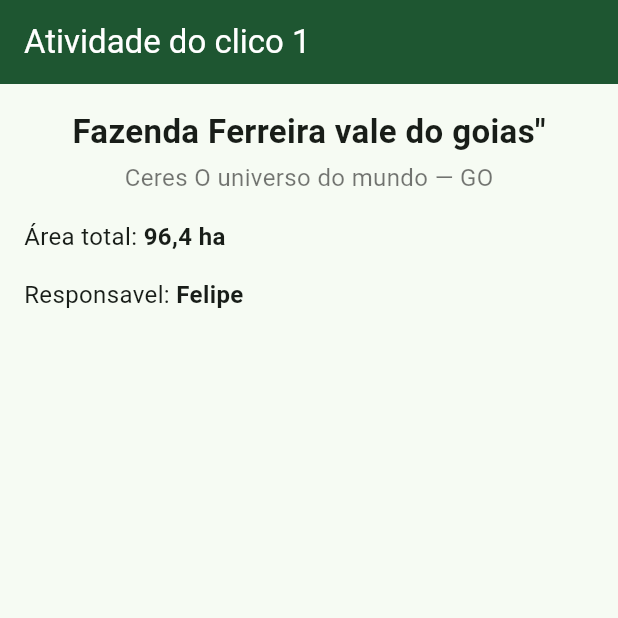
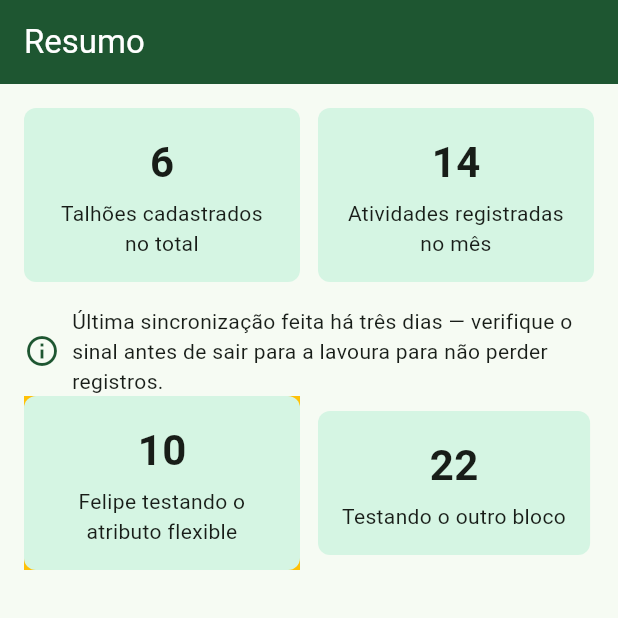
Before and after one commit to FelGomes/EstudosDispositivosMoveis, a Flutter app: the screen it shows after launch, on a phone screen of 412 x 824 dp, the top half of it. Run offline on Flutter 3.47's test engine with Material 3 defaults, Android fonts, the phone set to English and light mode, and no system bars.

Commit message:
Fazendo o ciclo2

```diff
--- a/prog-moveis-2026-2/aula-03-widgets-layout/exercicios/ciclo2_overflow.dart
+++ b/prog-moveis-2026-2/aula-03-widgets-layout/exercicios/ciclo2_overflow.dart
@@ -38,7 +38,10 @@ class TelaResumo extends StatelessWidget {
   const TelaResumo({super.key});
 
   @override
+  // aqui vai criar a construção
   Widget build(BuildContext context) {
+
+    // Vai rodar a aplicação
     return Scaffold(
       appBar: AppBar(
         title: const Text('Resumo'),
@@ -49,16 +52,26 @@ class TelaResumo extends StatelessWidget {
         padding: const EdgeInsets.all(16),
         child: Column(
           children: [
-            // ===================================================== BUG 1
+            // ======================
+            // =============================== BUG 1
             // Esta Row tenta colocar dois cards largos lado a lado, mas
             // eles somados passam da largura da tela -> overflow amarelo.
             // CONSERTE: envolva CADA card em um Expanded, para que dividam
             // o espaço disponível em vez de exigir a largura cheia.
             Row(
               children: [
-                _CardNumero(titulo: 'Talhões cadastrados no total', valor: '6'),
+                Explaned(
+                  child: _CardNumero(titulo: 'Talhões cadastrados no total', valor: '6'),
+
+
+                ),
                 SizedBox(width: 12),
-                _CardNumero(titulo: 'Atividades registradas no mês', valor: '14'),
+
+                Explaned(
+                 child: _CardNumero(titulo: 'Atividades registradas no mês', valor: '14'),
+
+                )
+
               ],
             ),
 
--- a/prog-moveis-2026-2/aula-03-widgets-layout/projeto-inicial/lib/main.dart
+++ b/prog-moveis-2026-2/aula-03-widgets-layout/projeto-inicial/lib/main.dart
@@ -38,52 +38,88 @@ class TelaResumo extends StatelessWidget {
   const TelaResumo({super.key});
 
   @override
+  // aqui vai criar a construção
   Widget build(BuildContext context) {
+    // Vai rodar a aplicação
     return Scaffold(
       appBar: AppBar(
-        title: const Text('Atividade do clico 1'),
+        title: const Text('Resumo'),
         backgroundColor: const Color(0xFF1E5631),
         foregroundColor: Colors.white,
       ),
-      // Container: uma caixa que dá cor, margem, borda e tamanho ao filho.
-      body: Container(
-        // Padding interno: afasta o conteúdo das bordas da caixa.
+      body: Padding(
         padding: const EdgeInsets.all(16),
-        // Column: empilha os filhos na vertical, de cima para baixo.
         child: Column(
-          // Alinha os filhos à esquerda (início da horizontal). Segue o padrao do html
-          // Controla o posicionamento do texto
-          crossAxisAlignment: CrossAxisAlignment.center,
-          children: const [
-            Text(
-              'Fazenda Ferreira vale do goias"',
-              style: TextStyle(fontSize: 22, fontWeight: FontWeight.bold),
-            ),
-            // SizedBox: um espaço vazio de tamanho fixo. Aqui, respiro vertical.
-            SizedBox(height: 4),
+          children: [
+            // ======================
+            // =============================== BUG 1
+            // Esta Row tenta colocar dois cards largos lado a lado, mas
+            // eles somados passam da largura da tela -> overflow amarelo.
+            // CONSERTE: envolva CADA card em um Expanded, para que dividam
+            // o espaço disponível em vez de exigir a largura cheia.
 
-            Text(
-              'Ceres O universo do mundo — GO',
-              style: TextStyle(fontSize: 16, color: Colors.black54),
-            ),
-            SizedBox(height: 16),
-            // Row: distribui os filhos na horizontal, lado a lado.
+            // Exercicio1
             Row(
               children: [
-                Text('Área total: ', style: TextStyle(fontSize: 16)),
-                Text(
-                  '96,4 ha',
-                  style: TextStyle(fontSize: 16, fontWeight: FontWeight.bold),
+                Expanded(
+                  child: _CardNumero(
+                    titulo: 'Talhões cadastrados no total',
+                    valor: '6',
+                  ),
+                ),
+
+                const SizedBox(width: 12),
+
+                Expanded(
+                  child: _CardNumero(
+                    titulo: 'Atividades registradas no mês',
+                    valor: '14',
+                  ),
                 ),
               ],
             ),
-            SizedBox(height: 16),
+
+            const SizedBox(height: 16),
+
+            // ===================================================== BUG 2
+            // Este texto é muito longo e, dentro de uma Row, tenta ocupar
+            // uma largura infinita -> overflow.
+            // CONSERTE: envolva o Text em um Expanded para que ele quebre
+            // a linha dentro do espaço que sobra.
+            // Exercicio 2
+            Row(
+              children: const [
+                Icon(Icons.info_outline, color: Color(0xFF1E5631)),
+                SizedBox(width: 8),
+                Expanded(
+                  child: Text(
+                    'Última sincronização feita há três dias — verifique o sinal '
+                    'antes de sair para a lavoura para não perder registros.',
+                  ),
+                ),
+              ],
+            ),
+
             Row(
               children: [
-                Text('Responsavel: ', style: TextStyle(fontSize: 16)),
-                Text(
-                  'Felipe',
-                  style: TextStyle(fontSize: 16, fontWeight: FontWeight.bold),
+                Flexible(
+                  flex: 10,
+                  child: Container(
+                    color: Colors.amber,
+                    child: _CardNumero(
+                      titulo: "Felipe testando o atributo flexible",
+                      valor: '10',
+                    ),
+                  ),
+                ),
+                const SizedBox(width: 12),
+
+                Flexible(
+                  flex: 10,
+                  child: _CardNumero(
+                    titulo: "Testando o outro bloco",
+                    valor: '22',
+                  ),
                 ),
               ],
             ),
@@ -92,6 +128,94 @@ class TelaResumo extends StatelessWidget {
       ),
     );
   }
+}
+
+class _CardNumero extends StatelessWidget {
+  final String titulo;
+  final String valor;
+  const _CardNumero({required this.titulo, required this.valor});
+
+  @override
+  Widget build(BuildContext context) {
+    return Container(
+      padding: const EdgeInsets.all(16),
+      decoration: BoxDecoration(
+        color: const Color(0xFFD5F5E3),
+        borderRadius: BorderRadius.circular(8),
+      ),
+      child: Column(
+        children: [
+          Text(
+            valor,
+            style: const TextStyle(fontSize: 28, fontWeight: FontWeight.bold),
+          ),
+          const SizedBox(height: 4),
+          Text(titulo, textAlign: TextAlign.center),
+        ],
+      ),
+    );
+  }
+}
+
+// Ciclo 1
+// class TelaResumo extends StatelessWidget {
+//   const TelaResumo({super.key});
+
+//   @override
+//   Widget build(BuildContext context) {
+//     return Scaffold(
+//       appBar: AppBar(
+//         title: const Text('Atividade do clico 1'),
+//         backgroundColor: const Color(0xFF1E5631),
+//         foregroundColor: Colors.white,
+//       ),
+//       // Container: uma caixa que dá cor, margem, borda e tamanho ao filho.
+//       body: Container(
+//         // Padding interno: afasta o conteúdo das bordas da caixa.
+//         padding: const EdgeInsets.all(16),
+//         // Column: empilha os filhos na vertical, de cima para baixo.
+//         child: Column(
+//           // Alinha os filhos à esquerda (início da horizontal). Segue o padrao do html
+//           // Controla o posicionamento do texto
+//           crossAxisAlignment: CrossAxisAlignment.center,
+//           children: const [
+//             Text(
+//               'Fazenda Ferreira vale do goias"',
+//               style: TextStyle(fontSize: 22, fontWeight: FontWeight.bold),
+//             ),
+//             // SizedBox: um espaço vazio de tamanho fixo. Aqui, respiro vertical.
+//             SizedBox(height: 4),
+
+//             Text(
+//               'Ceres O universo do mundo — GO',
+//               style: TextStyle(fontSize: 16, color: Colors.black54),
+//             ),
+//             SizedBox(height: 16),
+//             // Row: distribui os filhos na horizontal, lado a lado.
+//             Row(
+//               children: [
+//                 Text('Área total: ', style: TextStyle(fontSize: 16)),
+//                 Text(
+//                   '96,4 ha',
+//                   style: TextStyle(fontSize: 16, fontWeight: FontWeight.bold),
+//                 ),
+//               ],
+//             ),
+//             SizedBox(height: 16),
+//             Row(
+//               children: [
+//                 Text('Responsavel: ', style: TextStyle(fontSize: 16)),
+//                 Text(
+//                   'Felipe',
+//                   style: TextStyle(fontSize: 16, fontWeight: FontWeight.bold),
+//                 ),
+//               ],
+//             ),
+//           ],
+//         ),
+//       ),
+//     );
+//   }
 
 // Widget build(BuildContext context) {
 //   return Scaffold(
@@ -128,4 +252,3 @@ class TelaResumo extends StatelessWidget {
 //     ),
 //   );
 // }
-}
```
Lines whose indentation alone changed are shown as unchanged.
